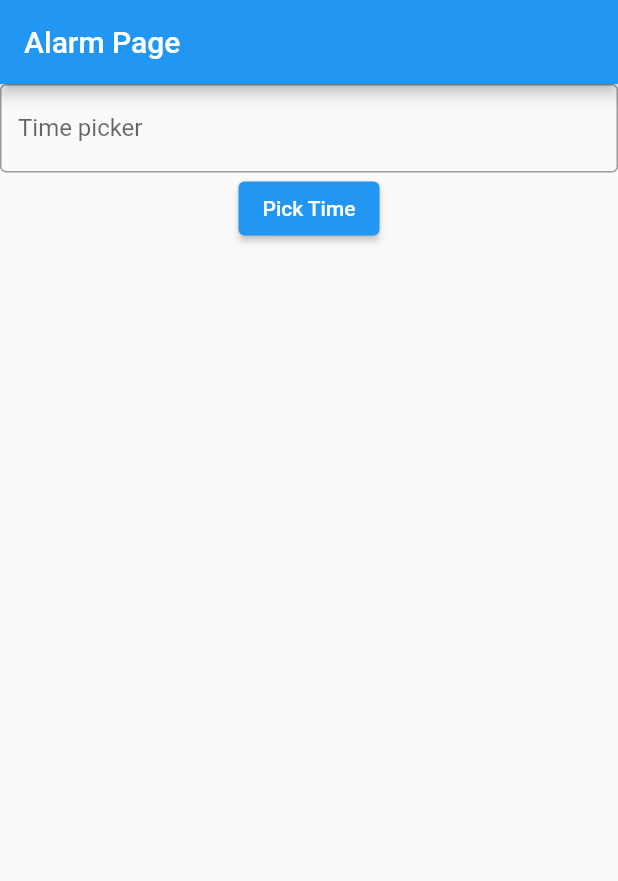
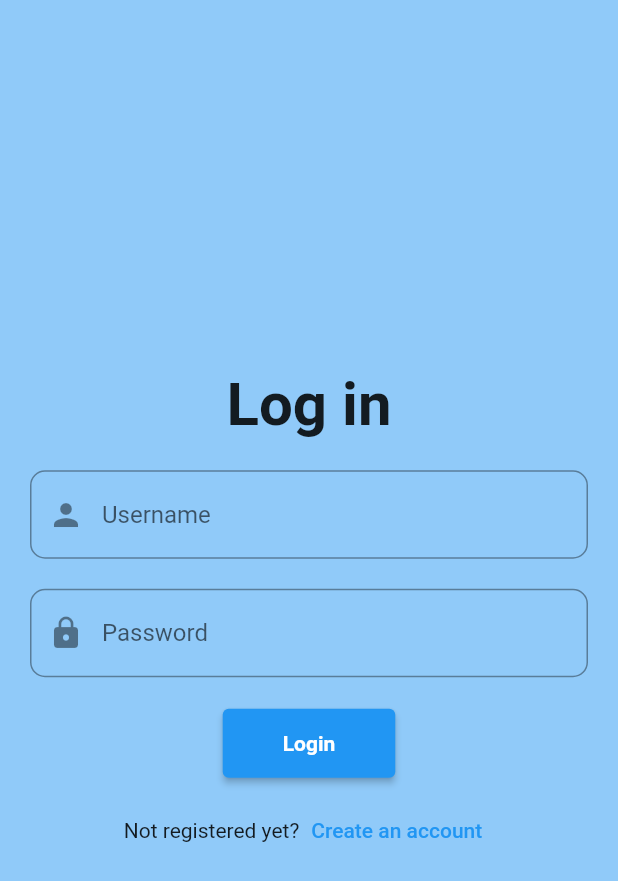
Before and after one commit to GraceYongXM/ALARM-ing, a Flutter app: the screen it shows after launch, on a phone screen of 412 x 824 dp. Shown: the top 881 px of the screen. Run offline on Flutter 3.47's test engine with Material 2 defaults, Android fonts, the phone set to English and light mode, and no system bars; our stand-ins replace cloud_firestore, firebase_core; accounts and stored records are empty.

Commit message:
login page

```diff
--- a/lib/main.dart
+++ b/lib/main.dart
@@ -1,4 +1,4 @@
-import 'package:alarming/pages/alarm_page.dart';
+import 'package:alarming/pages/login_page.dart';
 import 'package:flutter/material.dart';
 import 'package:firebase_core/firebase_core.dart';
 import 'firebase_options.dart';
@@ -20,7 +20,7 @@ class MyApp extends StatelessWidget {
       theme: ThemeData(
         primarySwatch: Colors.blue,
       ),
-      home: const AlarmPage(),
+      home: const LoginPage(),
     );
   }
 }
--- /dev/null
+++ b/lib/pages/login_page.dart
@@ -0,0 +1,201 @@
+import 'package:alarming/pages/alarm_page.dart';
+import 'package:flutter/material.dart';
+import 'package:cloud_firestore/cloud_firestore.dart';
+
+import 'signup_page.dart';
+
+class LoginPage extends StatefulWidget {
+  const LoginPage({Key? key}) : super(key: key);
+
+  @override
+  State<LoginPage> createState() => LoginPageState();
+}
+
+class LoginPageState extends State<LoginPage> {
+  final _formKey = GlobalKey<FormState>();
+  FirebaseFirestore db = FirebaseFirestore.instance;
+
+  final _usernameController = TextEditingController();
+  final _passwordController = TextEditingController();
+  String username = '';
+  String password = '';
+
+  Future<void> _getNamePassword() async {
+    return db
+        .collection("users")
+        .where("name", isEqualTo: _usernameController.text)
+        .get()
+        .then((QuerySnapshot querySnapshot) {
+      querySnapshot.docs.forEach((doc) {
+        username = doc["name"];
+        password = doc["password"];
+      });
+    });
+  }
+
+  Future<void> _signIn() async {
+    if (username == '') {
+      showDialog<String>(
+        context: context,
+        builder: (BuildContext context) => AlertDialog(
+          title: const Text('Error'),
+          content: const Text('Username does not exist!'),
+          actions: <Widget>[
+            TextButton(
+              onPressed: () {
+                Navigator.pop(context, 'OK');
+              },
+              child: const Text('OK'),
+            ),
+          ],
+        ),
+      );
+    } else if (password != _passwordController.text) {
+      showDialog<String>(
+        context: context,
+        builder: (BuildContext context) => AlertDialog(
+          title: const Text('Error'),
+          content: const Text('Incorrect username/ password!'),
+          actions: <Widget>[
+            TextButton(
+              onPressed: () {
+                Navigator.pop(context, 'OK');
+              },
+              child: const Text('OK'),
+            ),
+          ],
+        ),
+      );
+    } else {
+      ScaffoldMessenger.of(context).showSnackBar(
+          const SnackBar(content: Text('Successfully logged in.')));
+      await Navigator.pushReplacement(
+        context,
+        MaterialPageRoute(
+          builder: (_) => const AlarmPage(),
+        ),
+      );
+    }
+  }
+
+  static String? validateUsername(String? value) {
+    if (value == null || value.isEmpty) {
+      return "Please enter your username";
+    }
+    return null;
+  }
+
+  static String? validatePassword(String? value) {
+    if (value == null || value.isEmpty) {
+      return 'Please enter your password';
+    }
+    return null;
+  }
+
+  @override
+  Widget build(BuildContext context) {
+    return Scaffold(
+      resizeToAvoidBottomInset: false,
+      backgroundColor: Theme.of(context).colorScheme.background,
+      body: Container(
+        padding: const EdgeInsets.all(20),
+        child: Column(
+          mainAxisAlignment: MainAxisAlignment.center,
+          crossAxisAlignment: CrossAxisAlignment.center,
+          children: <Widget>[
+            const Text(
+              'Log in',
+              style: TextStyle(
+                fontWeight: FontWeight.bold,
+                fontSize: 40,
+              ),
+            ),
+            const SizedBox(
+              height: 20,
+            ),
+            Form(
+              key: _formKey,
+              child: Column(
+                children: [
+                  TextFormField(
+                    key: const ValueKey('usernameLoginField'),
+                    controller: _usernameController,
+                    validator: validateUsername,
+                    maxLines: 1,
+                    decoration: InputDecoration(
+                      hintText: 'Username',
+                      prefixIcon: const Icon(Icons.person),
+                      border: OutlineInputBorder(
+                        borderRadius: BorderRadius.circular(10),
+                      ),
+                    ),
+                  ),
+                  const SizedBox(
+                    height: 20,
+                  ),
+                  TextFormField(
+                    key: const ValueKey('passwordLoginField'),
+                    controller: _passwordController,
+                    validator: validatePassword,
+                    maxLines: 1,
+                    obscureText: true,
+                    decoration: InputDecoration(
+                      prefixIcon: const Icon(Icons.lock),
+                      hintText: 'Password',
+                      border: OutlineInputBorder(
+                        borderRadius: BorderRadius.circular(10),
+                      ),
+                    ),
+                  ),
+                  const SizedBox(
+                    height: 20,
+                  ),
+                  ElevatedButton(
+                    key: const ValueKey('LoginButton'),
+                    onPressed: () async {
+                      if (_formKey.currentState!.validate()) {
+                        _formKey.currentState!.save();
+                        await _getNamePassword();
+                        await _signIn();
+                      }
+                    },
+                    style: ElevatedButton.styleFrom(
+                      padding: const EdgeInsets.fromLTRB(40, 15, 40, 15),
+                    ),
+                    child: const Text(
+                      'Login',
+                      style: TextStyle(
+                        fontWeight: FontWeight.bold,
+                      ),
+                    ),
+                  ),
+                  const SizedBox(
+                    height: 10,
+                  ),
+                  Row(
+                    mainAxisAlignment: MainAxisAlignment.center,
+                    children: [
+                      const Text('Not registered yet?'),
+                      TextButton(
+                        onPressed: () {
+                          Navigator.pushReplacement(
+                            context,
+                            MaterialPageRoute(
+                              builder: (context) =>
+                                  const SignupPage(title: 'Register UI'),
+                            ),
+                          );
+                        },
+                        child: const Text('Create an account'),
+                      ),
+                    ],
+                  ),
+                ],
+              ),
+            )
+          ],
+        ),
+      ),
+    );
+  }
+}
--- a/pubspec.yaml
+++ b/pubspec.yaml
@@ -37,6 +37,8 @@ dependencies:
   firebase_core: ^2.4.1
   firebase_database: ^10.0.9
   assets_audio_player: ^3.0.6
+  cloud_firestore: ^4.3.1
+  firebase_auth: ^4.2.5
 
 dev_dependencies:
   flutter_test:
```
Also changed, not shown: lib/pages/signup_page.dart (added, +181 -0 lines), pubspec.lock, 2 other files.
